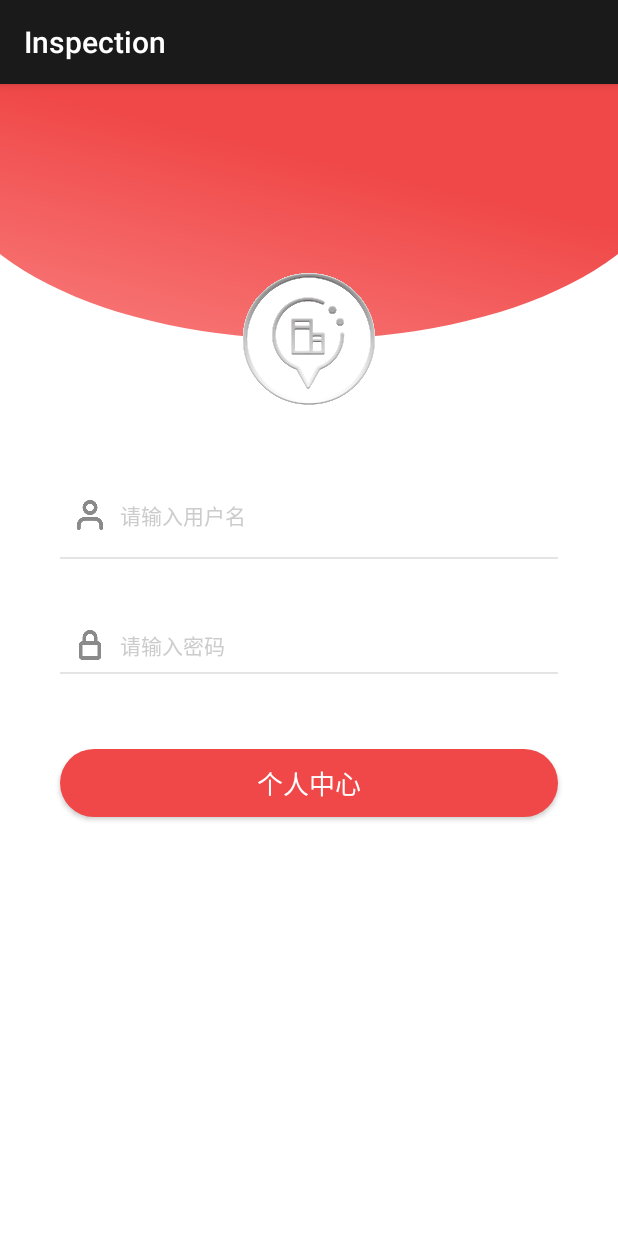
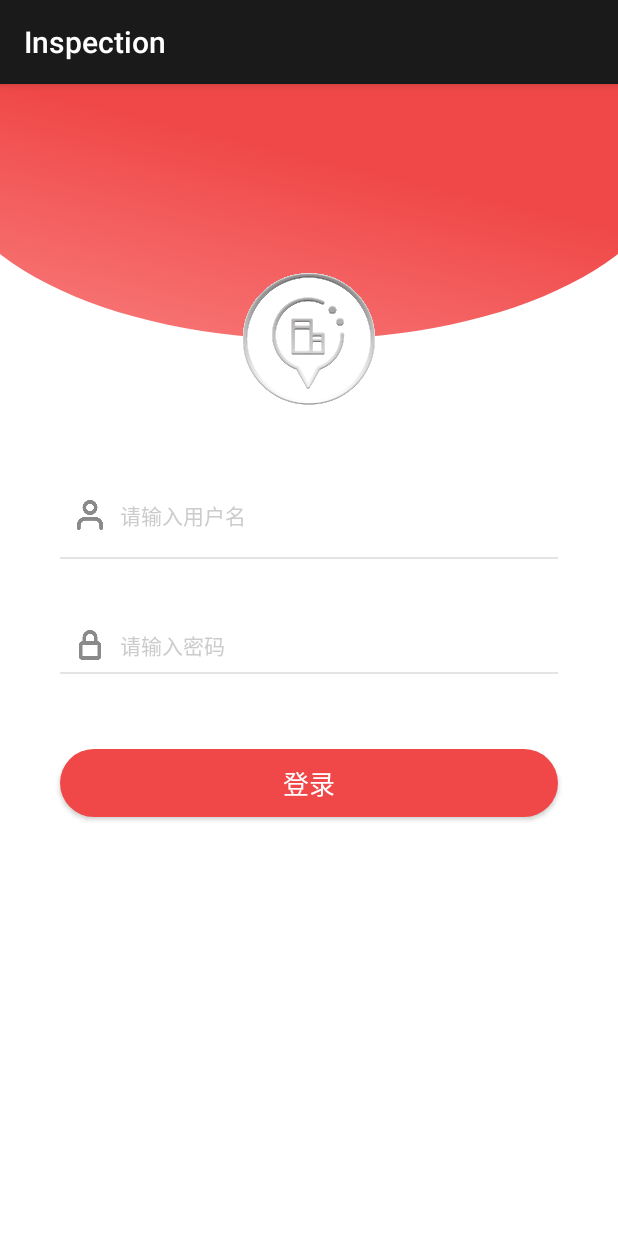
Before and after one commit to whfish/Inspection, an Android app: the screen it shows after launch (LoginActivity), on a phone screen of 412 x 824 dp. Run offline under Robolectric (Android 15) with nearby library versions, the phone set to English and light mode, and no system bars.

Commit message:
登录页面文字

```diff
--- a/Inspection/app/src/main/res/layout/activity_login.xml
+++ b/Inspection/app/src/main/res/layout/activity_login.xml
@@ -135,7 +135,7 @@
                 android:layout_marginLeft="40.0dip"
                 android:layout_marginRight="40.0dip"
                 android:background="@drawable/btn_red_big_radius"
-                android:text="@string/bt_mine_upercenter"
+                android:text="@string/bt_mine_login"
                 android:textColor="@color/white"
                 android:textSize="17.0sp"/>
         </RelativeLayout>
--- a/Inspection/app/src/main/res/values/strings.xml
+++ b/Inspection/app/src/main/res/values/strings.xml
@@ -15,6 +15,7 @@
     <!--  我的  -->
     <string name="bt_mine_change_psw">修改密码</string>
     <string name="bt_mine_upercenter">个人中心</string>
+    <string name="bt_mine_login">登录</string>
     <string name="bt_mine_name">姓名</string>
     <string name="bt_mine_acc">账号</string>
     <string name="bt_mine_num">手机</string>
```
